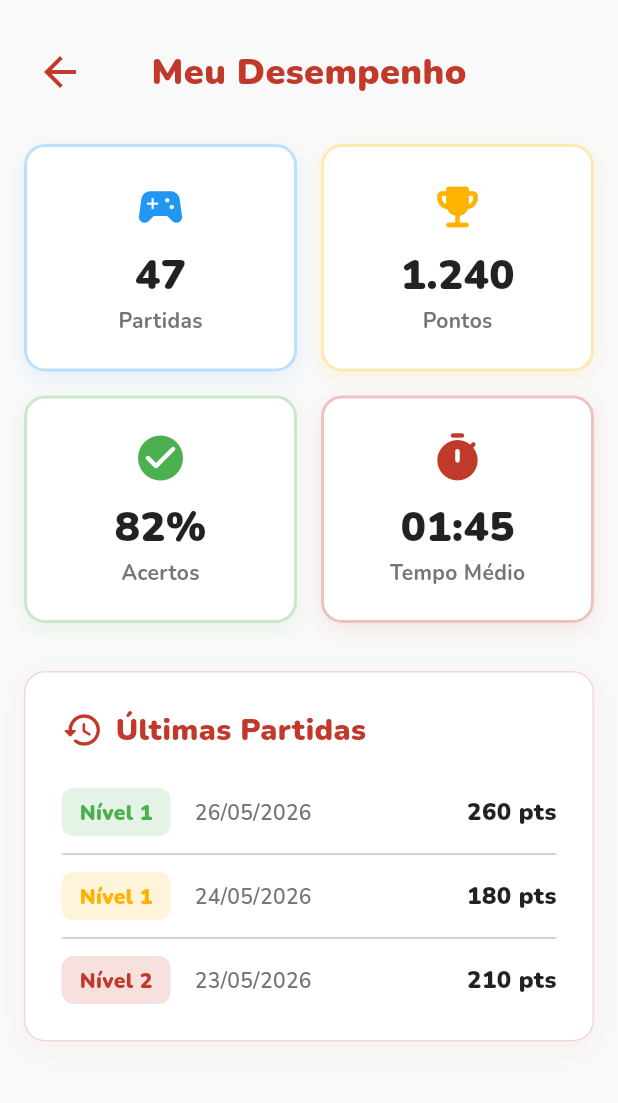
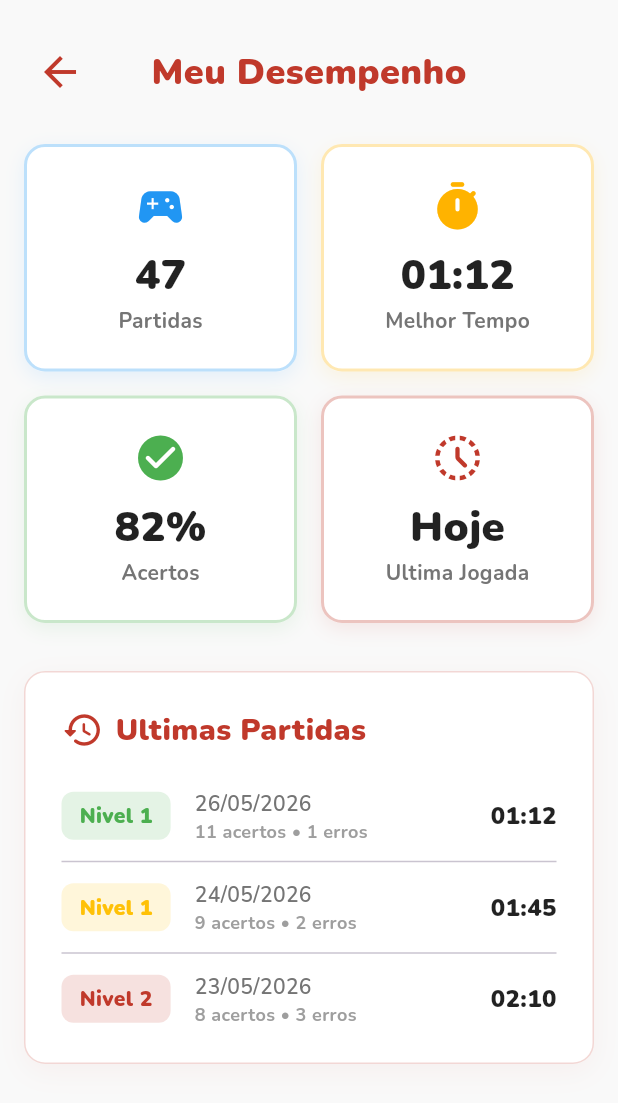
Before and after one commit to BT-CPU/jogo_domino, a Flutter app: the TelaDesempenho screen opened directly, on a phone screen of 412 x 824 dp. Shown: the top 1103 px of the screen. Run offline on Flutter 3.47's test engine with Material 3 defaults, Android fonts, the phone set to English and light mode, and no system bars; our stand-ins replace google_fonts.

Commit message:
Update telaDesempenho.dart
Usando os mesmos dados para "Meu Desempenho" (aluno) e "Visão da Turma" (professor)

```diff
--- a/domino/lib/telaDesempenho.dart
+++ b/domino/lib/telaDesempenho.dart
@@ -1,5 +1,23 @@
 import 'package:flutter/material.dart';
 import 'package:google_fonts/google_fonts.dart';
+
+class PartidaResumoAluno {
+  const PartidaResumoAluno({
+    required this.nivel,
+    required this.data,
+    required this.tempo,
+    required this.acertos,
+    required this.erros,
+    required this.corNivel,
+  });
+
+  final String nivel;
+  final String data;
+  final String tempo;
+  final int acertos;
+  final int erros;
+  final Color corNivel;
+}
 
 class TelaDesempenho extends StatefulWidget {
   const TelaDesempenho({super.key});
@@ -12,6 +30,33 @@ class _TelaDesempenhoState extends State<TelaDesempenho> {
   static const _vermelho = Color(0xFFC0392B);
   static const _cinzaFundo = Color(0xFFF9F9F9);
 
+  final List<PartidaResumoAluno> _ultimasPartidas = const [
+    PartidaResumoAluno(
+      nivel: 'Nivel 1',
+      data: '26/05/2026',
+      tempo: '01:12',
+      acertos: 11,
+      erros: 1,
+      corNivel: Colors.green,
+    ),
+    PartidaResumoAluno(
+      nivel: 'Nivel 1',
+      data: '24/05/2026',
+      tempo: '01:45',
+      acertos: 9,
+      erros: 2,
+      corNivel: Colors.amber,
+    ),
+    PartidaResumoAluno(
+      nivel: 'Nivel 2',
+      data: '23/05/2026',
+      tempo: '02:10',
+      acertos: 8,
+      erros: 3,
+      corNivel: _vermelho,
+    ),
+  ];
+
   @override
   Widget build(BuildContext context) {
     final isWide = MediaQuery.of(context).size.width > 800;
@@ -21,16 +66,24 @@ class _TelaDesempenhoState extends State<TelaDesempenho> {
       body: Column(
         crossAxisAlignment: CrossAxisAlignment.stretch,
         children: [
-          // ─── CABEÇALHO (BOTÃO VOLTAR E TÍTULO) ──────────────────────────
           Padding(
-            padding: const EdgeInsets.only(left: 16, top: 24, right: 16, bottom: 8),
+            padding: const EdgeInsets.only(
+              left: 16,
+              top: 24,
+              right: 16,
+              bottom: 8,
+            ),
             child: Stack(
               alignment: Alignment.center,
               children: [
                 Align(
                   alignment: Alignment.centerLeft,
                   child: IconButton(
-                    icon: const Icon(Icons.arrow_back, color: _vermelho, size: 32), // Ícone Vermelho
+                    icon: const Icon(
+                      Icons.arrow_back,
+                      color: _vermelho,
+                      size: 32,
+                    ),
                     onPressed: () => Navigator.pop(context),
                     tooltip: 'Voltar para o Menu',
                   ),
@@ -40,14 +93,12 @@ class _TelaDesempenhoState extends State<TelaDesempenho> {
                   style: GoogleFonts.nunito(
                     fontSize: 24,
                     fontWeight: FontWeight.w900,
-                    color: _vermelho // Título Vermelho
+                    color: _vermelho,
                   ),
                 ),
               ],
             ),
           ),
-
-          // ─── CONTEÚDO ORIGINAL ─────────────────────────────────────────
           Expanded(
             child: SingleChildScrollView(
               padding: EdgeInsets.all(isWide ? 32 : 16),
@@ -56,10 +107,8 @@ class _TelaDesempenhoState extends State<TelaDesempenho> {
                   constraints: const BoxConstraints(maxWidth: 800),
                   child: Column(
                     children: [
-                      // Quadrados de resumo geral (Bem coloridos)
                       _buildEstatisticasGerais(isWide),
                       const SizedBox(height: 32),
-                      // Sua lista original de Últimas Partidas
                       _buildUltimasPartidas(),
                     ],
                   ),
@@ -81,10 +130,30 @@ class _TelaDesempenhoState extends State<TelaDesempenho> {
       mainAxisSpacing: 16,
       childAspectRatio: isWide ? 1.5 : 1.2,
       children: [
-        _buildStatCard(Icons.sports_esports_rounded, 'Partidas', '47', Colors.blue),
-        _buildStatCard(Icons.emoji_events_rounded, 'Pontos', '1.240', Colors.amber[600]!),
-        _buildStatCard(Icons.check_circle_rounded, 'Acertos', '82%', Colors.green),
-        _buildStatCard(Icons.timer_rounded, 'Tempo Médio', '01:45', _vermelho),
+        _buildStatCard(
+          Icons.sports_esports_rounded,
+          'Partidas',
+          '47',
+          Colors.blue,
+        ),
+        _buildStatCard(
+          Icons.timer_rounded,
+          'Melhor Tempo',
+          '01:12',
+          Colors.amber[600]!,
+        ),
+        _buildStatCard(
+          Icons.check_circle_rounded,
+          'Acertos',
+          '82%',
+          Colors.green,
+        ),
+        _buildStatCard(
+          Icons.history_toggle_off_rounded,
+          'Ultima Jogada',
+          'Hoje',
+          _vermelho,
+        ),
       ],
     );
   }
@@ -94,10 +163,10 @@ class _TelaDesempenhoState extends State<TelaDesempenho> {
       decoration: BoxDecoration(
         color: Colors.white,
         borderRadius: BorderRadius.circular(14),
-        border: Border.all(color: cor.withOpacity(0.3), width: 2), // Borda da cor do card
+        border: Border.all(color: cor.withValues(alpha: 0.3), width: 2),
         boxShadow: [
           BoxShadow(
-            color: cor.withOpacity(0.1), // Sombra da cor do card
+            color: cor.withValues(alpha: 0.1),
             blurRadius: 10,
             offset: const Offset(0, 4),
           ),
@@ -110,27 +179,38 @@ class _TelaDesempenhoState extends State<TelaDesempenho> {
           const SizedBox(height: 8),
           Text(
             value,
-            style: GoogleFonts.nunito(fontSize: 28, fontWeight: FontWeight.w900, color: Colors.black87),
+            style: GoogleFonts.nunito(
+              fontSize: 28,
+              fontWeight: FontWeight.w900,
+              color: Colors.black87,
+            ),
           ),
           Text(
             label,
-            style: GoogleFonts.nunito(fontSize: 14, fontWeight: FontWeight.w700, color: Colors.grey[600]),
+            style: GoogleFonts.nunito(
+              fontSize: 14,
+              fontWeight: FontWeight.w700,
+              color: Colors.grey[600],
+            ),
           ),
         ],
       ),
     );
   }
 
-  // Mantive a sua estrutura original para essa lista, apenas adicionei destaques!
   Widget _buildUltimasPartidas() {
     return Container(
       padding: const EdgeInsets.all(24),
       decoration: BoxDecoration(
         color: Colors.white,
         borderRadius: BorderRadius.circular(14),
-        border: Border.all(color: _vermelho.withOpacity(0.2), width: 1),
+        border: Border.all(color: _vermelho.withValues(alpha: 0.2), width: 1),
         boxShadow: [
-          BoxShadow(color: _vermelho.withOpacity(0.05), blurRadius: 15, offset: const Offset(0, 5)),
+          BoxShadow(
+            color: _vermelho.withValues(alpha: 0.05),
+            blurRadius: 15,
+            offset: const Offset(0, 5),
+          ),
         ],
       ),
       child: Column(
@@ -141,50 +221,78 @@ class _TelaDesempenhoState extends State<TelaDesempenho> {
               const Icon(Icons.history_rounded, color: _vermelho, size: 28),
               const SizedBox(width: 8),
               Text(
-                'Últimas Partidas',
-                style: GoogleFonts.nunito(fontSize: 20, fontWeight: FontWeight.w900, color: _vermelho),
+                'Ultimas Partidas',
+                style: GoogleFonts.nunito(
+                  fontSize: 20,
+                  fontWeight: FontWeight.w900,
+                  color: _vermelho,
+                ),
               ),
             ],
           ),
           const SizedBox(height: 24),
-          _buildLinhaPartida('Nível 1', '26/05/2026', '260 pts', Colors.green),
-          const Divider(height: 24, thickness: 1),
-          _buildLinhaPartida('Nível 1', '24/05/2026', '180 pts', Colors.amber[600]!),
-          const Divider(height: 24, thickness: 1),
-          _buildLinhaPartida('Nível 2', '23/05/2026', '210 pts', _vermelho),
+          for (int i = 0; i < _ultimasPartidas.length; i++) ...[
+            _buildLinhaPartida(_ultimasPartidas[i]),
+            if (i != _ultimasPartidas.length - 1)
+              const Divider(height: 24, thickness: 1),
+          ],
         ],
       ),
     );
   }
 
-  Widget _buildLinhaPartida(String nivel, String data, String pontos, Color corNivel) {
+  Widget _buildLinhaPartida(PartidaResumoAluno partida) {
     return Row(
       mainAxisAlignment: MainAxisAlignment.spaceBetween,
       children: [
         Row(
           children: [
-            // Caixinha colorida de destaque para o Nível
             Container(
               padding: const EdgeInsets.symmetric(horizontal: 12, vertical: 6),
               decoration: BoxDecoration(
-                color: corNivel.withOpacity(0.15),
+                color: partida.corNivel.withValues(alpha: 0.15),
                 borderRadius: BorderRadius.circular(8),
               ),
               child: Text(
-                nivel,
-                style: GoogleFonts.nunito(fontSize: 14, fontWeight: FontWeight.w900, color: corNivel),
+                partida.nivel,
+                style: GoogleFonts.nunito(
+                  fontSize: 14,
+                  fontWeight: FontWeight.w900,
+                  color: partida.corNivel,
+                ),
               ),
             ),
             const SizedBox(width: 16),
-            Text(
-              data,
-              style: GoogleFonts.nunito(fontSize: 14, fontWeight: FontWeight.w600, color: Colors.grey[600]),
+            Column(
+              crossAxisAlignment: CrossAxisAlignment.start,
+              children: [
+                Text(
+                  partida.data,
+                  style: GoogleFonts.nunito(
+                    fontSize: 14,
+                    fontWeight: FontWeight.w600,
+                    color: Colors.grey[600],
+                  ),
+                ),
+                Text(
+                  '${partida.acertos} acertos • ${partida.erros} erros',
+                  style: GoogleFonts.nunito(
+                    fontSize: 12,
+                    fontWeight: FontWeight.w700,
+                    color: Colors.grey[500],
+                  ),
+                ),
+              ],
             ),
           ],
         ),
         Text(
-          pontos,
-          style: GoogleFonts.nunito(fontSize: 16, fontWeight: FontWeight.w900, color: Colors.black87),
+          partida.tempo,
+          style: GoogleFonts.nunito(
+            fontSize: 16,
+            fontWeight: FontWeight.w900,
+            color: Colors.black87,
+          ),
         ),
       ],
     );
```
